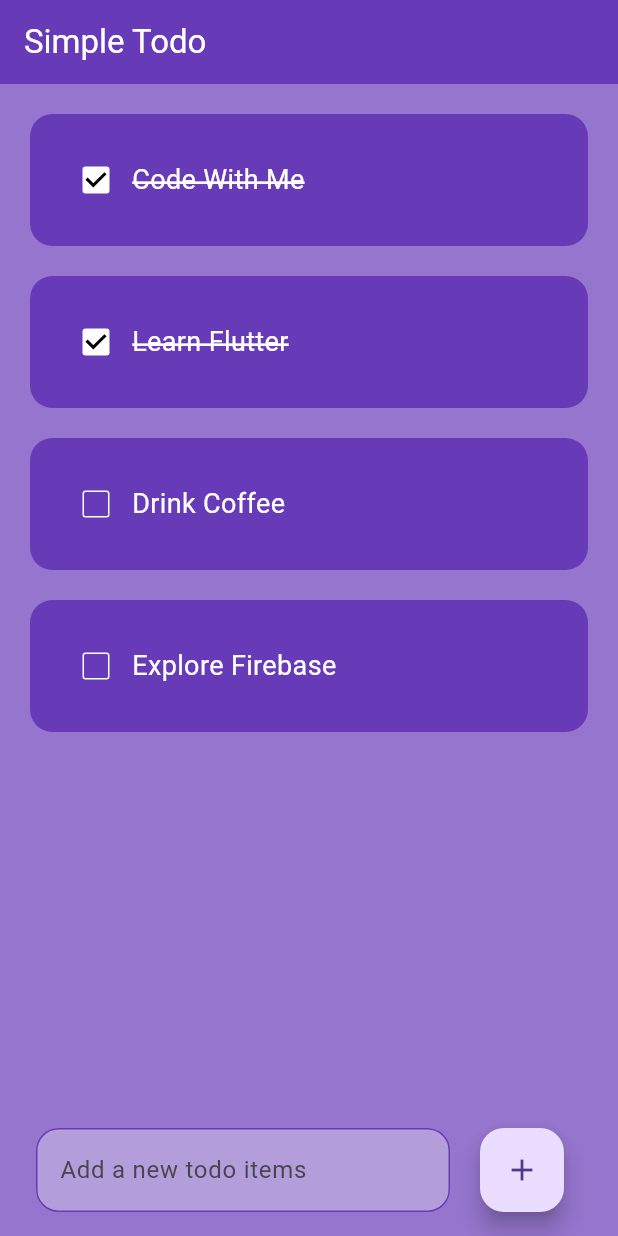
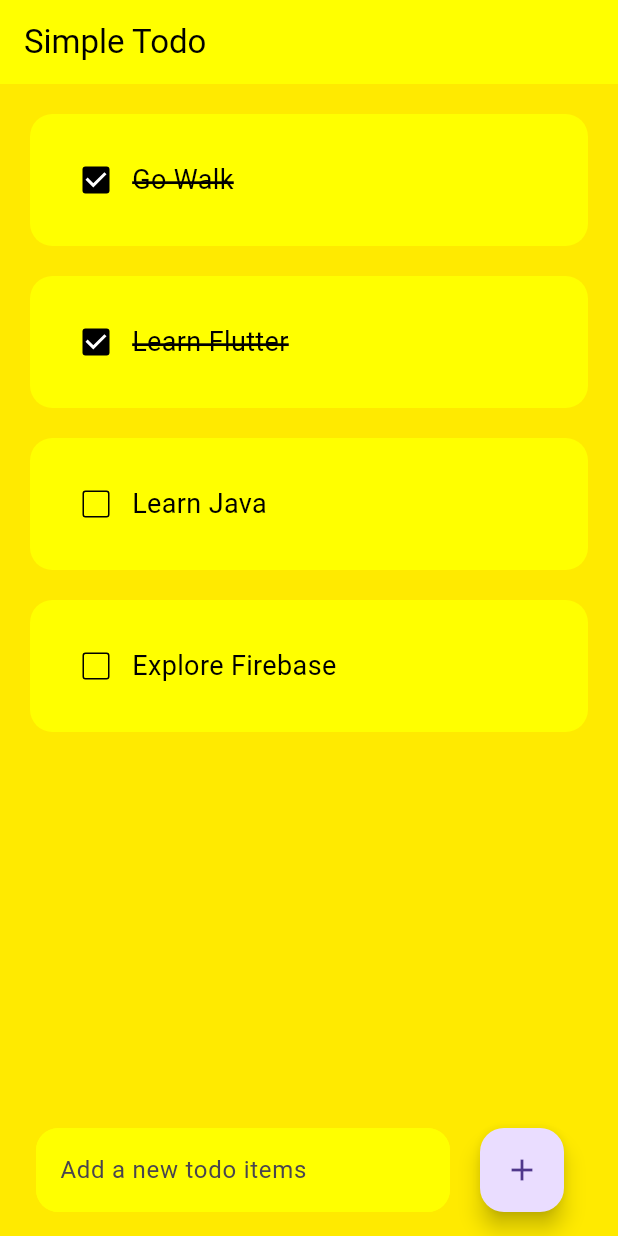
Before and after one commit to Rethikumaar/Codesoft, a Flutter app: the screen it shows after launch, on a phone screen of 412 x 824 dp. Run offline on Flutter 3.47's test engine with Material 3 defaults, Android fonts, the phone set to English and light mode, and no system bars; drawn by our look-alikes of flutter_slidable.

Commit message:
Final change

```diff
--- a/lib/page/home_page.dart
+++ b/lib/page/home_page.dart
@@ -11,9 +11,9 @@ class HomePage extends StatefulWidget {
 class _HomePageState extends State<HomePage> {
   final _controller = TextEditingController();
   List toDoList = [
-    ['Code With Me', true],
+    ['Go Walk ', true],
     ['Learn Flutter', true],
-    ['Drink Coffee', false],
+    ['Learn Java', false],
     ['Explore Firebase', false],
   ];
 
@@ -39,13 +39,13 @@ class _HomePageState extends State<HomePage> {
   @override
   Widget build(BuildContext context) {
     return Scaffold(
-      backgroundColor: Colors.deepPurple.shade300,
+      backgroundColor: Colors.yellowAccent.shade400,
       appBar: AppBar(
         title: const Text(
           'Simple Todo',
         ),
-        backgroundColor: Colors.deepPurple,
-        foregroundColor: Colors.white,
+        backgroundColor: Colors.yellowAccent,
+        foregroundColor: Colors.black,
       ),
       body: ListView.builder(
         itemCount: toDoList.length,
@@ -72,16 +72,16 @@ class _HomePageState extends State<HomePage> {
                   decoration: InputDecoration(
                     hintText: 'Add a new todo items',
                     filled: true,
-                    fillColor: Colors.deepPurple.shade200,
+                    fillColor: Colors.yellowAccent.shade200,
                     enabledBorder: OutlineInputBorder(
                       borderSide: const BorderSide(
-                        color: Colors.deepPurple,
+                        color: Colors.yellowAccent,
                       ),
                       borderRadius: BorderRadius.circular(15),
                     ),
                     focusedBorder: OutlineInputBorder(
                       borderSide: const BorderSide(
-                        color: Colors.deepPurple,
+                        color: Colors.yellowAccent,
                       ),
                       borderRadius: BorderRadius.circular(15),
                     ),
--- a/lib/utils/todo_list.dart
+++ b/lib/utils/todo_list.dart
@@ -38,7 +38,7 @@ class TodoList extends StatelessWidget {
         child: Container(
           padding: const EdgeInsets.all(20),
           decoration: BoxDecoration(
-            color: Colors.deepPurple,
+            color: Colors.yellowAccent,
             borderRadius: BorderRadius.circular(15),
           ),
           child: Row(
@@ -46,21 +46,21 @@ class TodoList extends StatelessWidget {
               Checkbox(
                 value: taskCompleted,
                 onChanged: onChanged,
-                checkColor: Colors.black,
-                activeColor: Colors.white,
+                checkColor: Colors.white,
+                activeColor: Colors.black,
                 side: const BorderSide(
-                  color: Colors.white,
+                  color: Colors.black,
                 ),
               ),
               Text(
                 taskName,
                 style: TextStyle(
-                  color: Colors.white,
+                  color: Colors.black,
                   fontSize: 18,
                   decoration: taskCompleted
                       ? TextDecoration.lineThrough
                       : TextDecoration.none,
-                  decorationColor: Colors.white,
+                  decorationColor: Colors.black,
                   decorationThickness: 2,
                 ),
               ),
```
